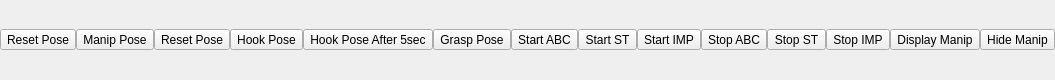
This is jsk_2015_06_hrp_drc/drc_task_common/config/drc_teleop_interface.ui in jsk-ros-pkg/jsk_demos as Qt 5 draws it before an edit. The edited form follows.
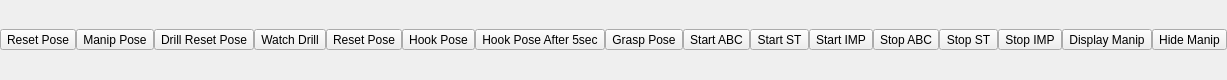
This is the edited form.

Commit message: [drc_task_common, drc_com_common] add drill poses ui, change codes style a bit simpler

```diff
--- a/jsk_2015_06_hrp_drc/drc_task_common/config/drc_teleop_interface.ui
+++ b/jsk_2015_06_hrp_drc/drc_task_common/config/drc_teleop_interface.ui
@@ -49,6 +49,32 @@
               </property>
             </widget>
           </item>
+          <item>
+            <widget class="QToolButton" name="drill_reset_pose_button">
+              <property name="text">
+                <string>Drill Reset Pose</string>
+              </property>
+              <property name="iconSize">
+                <size>
+                  <width>80</width>
+                  <height>80</height>
+                </size>
+              </property>
+            </widget>
+          </item>
+          <item>
+            <widget class="QToolButton" name="watch_drill_pose_button">
+              <property name="text">
+                <string>Watch Drill</string>
+              </property>
+              <property name="iconSize">
+                <size>
+                  <width>80</width>
+                  <height>80</height>
+                </size>
+              </property>
+            </widget>
+          </item>
           <!-- Hand Pose Command -->
           <item>
             <widget class="QToolButton" name="hand_reset_pose_button">
```
The commit also changes 7 other files.
